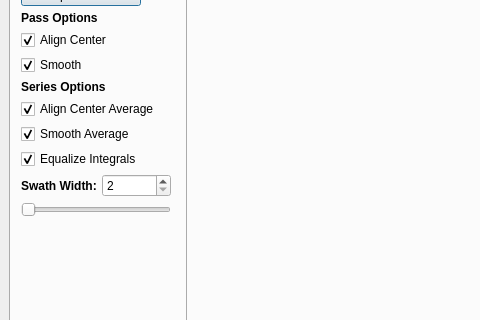
Above: resources/mainWindow.ui from gill14/AccuPatt before the change; both pictures show x 0 to 480 and y 203 to 523 of the 1115 by 692 pixel window. Below: the same form after it.
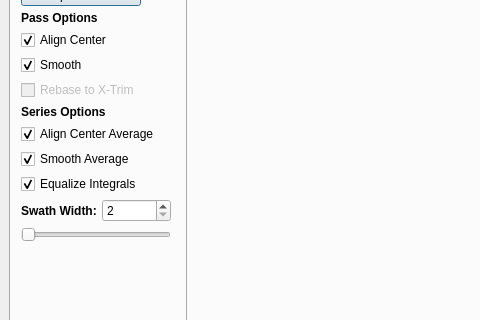
That is the form after the change. The open tabs and pages were chosen to show the change. Custom widgets are drawn as their Qt base class.

Commit message: safe_report add sc page, main def to appInfo tab

Patch:
```diff
--- a/resources/mainWindow.ui
+++ b/resources/mainWindow.ui
@@ -177,6 +177,16 @@
               </property>
              </widget>
             </item>
+            <item>
+             <widget class="QCheckBox" name="checkBox">
+              <property name="enabled">
+               <bool>false</bool>
+              </property>
+              <property name="text">
+               <string>Rebase to X-Trim</string>
+              </property>
+             </widget>
+            </item>
             <item>
              <widget class="QLabel" name="label_6">
               <property name="font">
```
Left out of the diff: 13 changed lines with no effect on the pictures. The commit also changes 2 other files.
